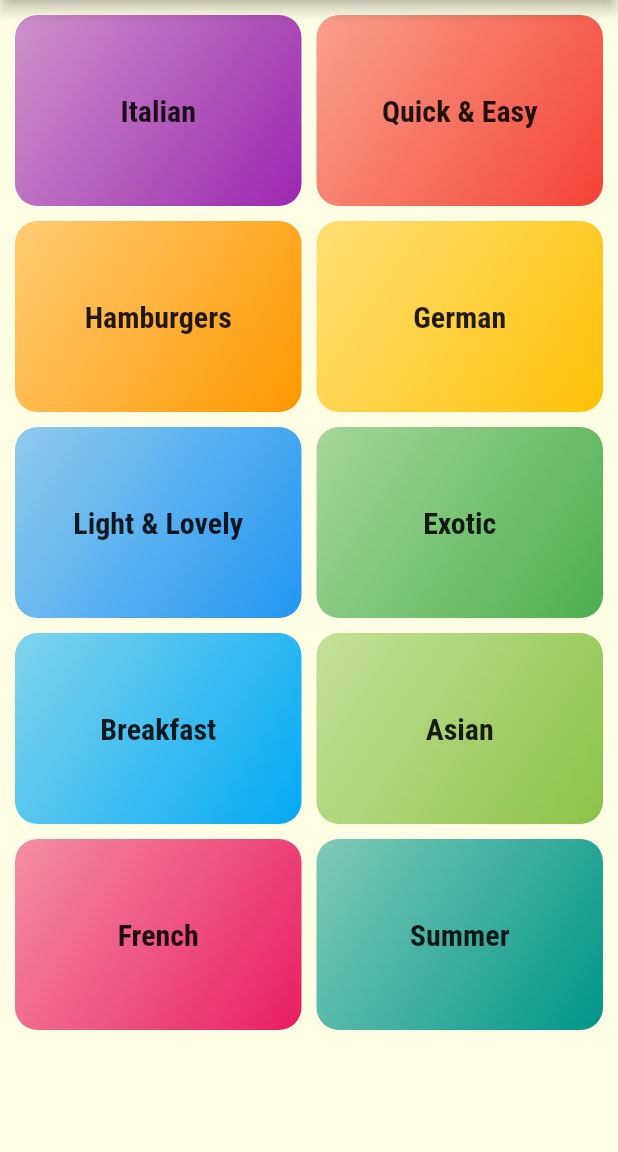
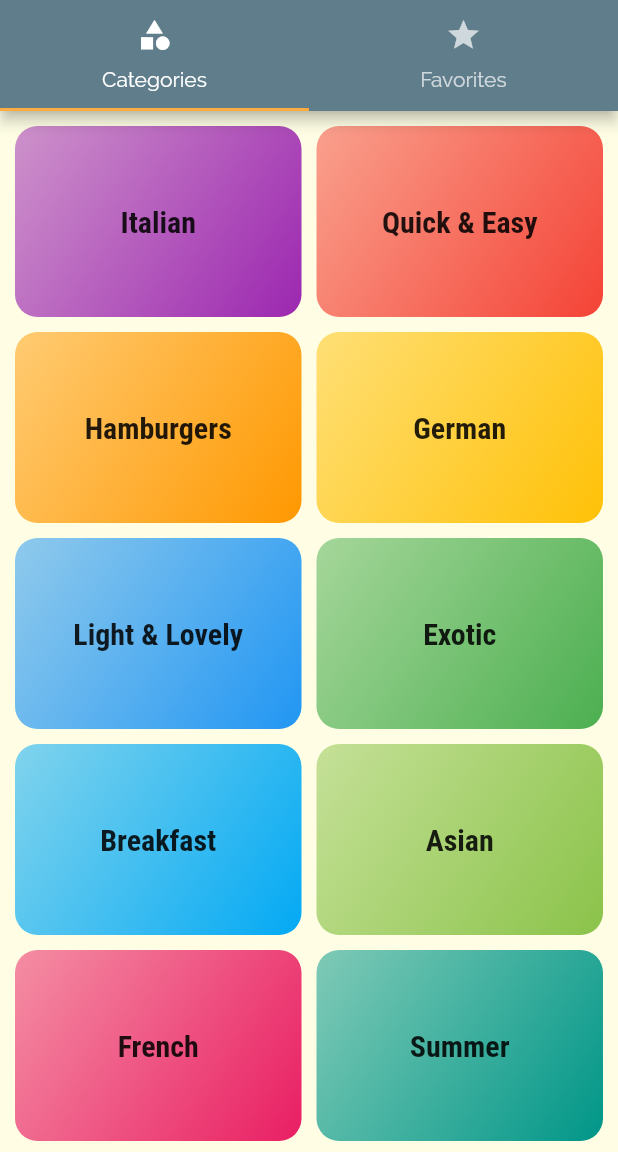
Before and after one commit to kpirabaharan/Flutter, a Flutter app: the screen it shows after launch, on a phone screen of 412 x 824 dp, the part 84-1236 px from its top. Run offline on Flutter 3.47's test engine with Material 2 defaults, Android fonts, the phone set to English and light mode, and no system bars; Roboto replaces fonts that are missing (RobotoCondensed).

Commit message:
Section 7: Added TabBar to AppBar
Signed-off-by: Keeshigan Pirabaharan <kpirabaharan3@gmail.com>

```diff
--- a/section_7_meals_app/lib/main.dart
+++ b/section_7_meals_app/lib/main.dart
@@ -1,5 +1,6 @@
 import 'package:flutter/material.dart';
 
+import './screens/tabs_screen.dart';
 import './screens/category_meals_screen.dart';
 import './screens/categories_screen.dart';
 import './screens/meal_detail_screen.dart';
@@ -27,7 +28,7 @@ class MyApp extends StatelessWidget {
       ),
       initialRoute: '/',
       routes: {
-        '/': (ctx) => CategoriesScreen(),
+        '/': (ctx) => TabsScreen(),
         CategoryMealsScreen.routeName: (ctx) => CategoryMealsScreen(),
         MealDetailScreen.routeName: (ctx) => MealDetailScreen(),
       },
--- a/section_7_meals_app/lib/screens/categories_screen.dart
+++ b/section_7_meals_app/lib/screens/categories_screen.dart
@@ -8,11 +8,7 @@ class CategoriesScreen extends StatelessWidget {
 
   @override
   Widget build(BuildContext context) {
-    return Scaffold(
-      appBar: AppBar(
-        title: const Text('Meals App'),
-      ),
-      body: GridView(
+    return GridView(
       padding: const EdgeInsets.all(10),
       children: DUMMY_CATEGORIES
           .map((catData) => CategoryItem(
@@ -27,7 +23,6 @@ class CategoriesScreen extends StatelessWidget {
         crossAxisSpacing: 10,
         mainAxisSpacing: 10,
       ),
-      ),
     );
   }
 }
--- /dev/null
+++ b/section_7_meals_app/lib/screens/favorites_screen.dart
@@ -0,0 +1,8 @@
+import 'package:flutter/material.dart';
+
+class FavoritesScreen extends StatelessWidget {
+  @override
+  Widget build(BuildContext context) {
+    return Center();
+  }
+}
--- /dev/null
+++ b/section_7_meals_app/lib/screens/tabs_screen.dart
@@ -0,0 +1,36 @@
+import 'package:flutter/material.dart';
+import './categories_screen.dart';
+import './favorites_screen.dart';
+
+class TabsScreen extends StatefulWidget {
+  const TabsScreen({super.key});
+
+  @override
+  State<TabsScreen> createState() => _TabsScreenState();
+}
+
+class _TabsScreenState extends State<TabsScreen> {
+  @override
+  Widget build(BuildContext context) {
+    return DefaultTabController(
+      length: 2,
+      child: Scaffold(
+          appBar: AppBar(
+            title: Text('Meals App'),
+            bottom: TabBar(tabs: [
+              Tab(
+                icon: Icon(Icons.category),
+                text: 'Categories',
+              ),
+              Tab(
+                icon: Icon(Icons.star),
+                text: 'Favorites',
+              )
+            ]),
+          ),
+          body: TabBarView(
+            children: [CategoriesScreen(), FavoritesScreen()],
+          )),
+    );
+  }
+}
```
Lines whose indentation alone changed are shown as unchanged.
